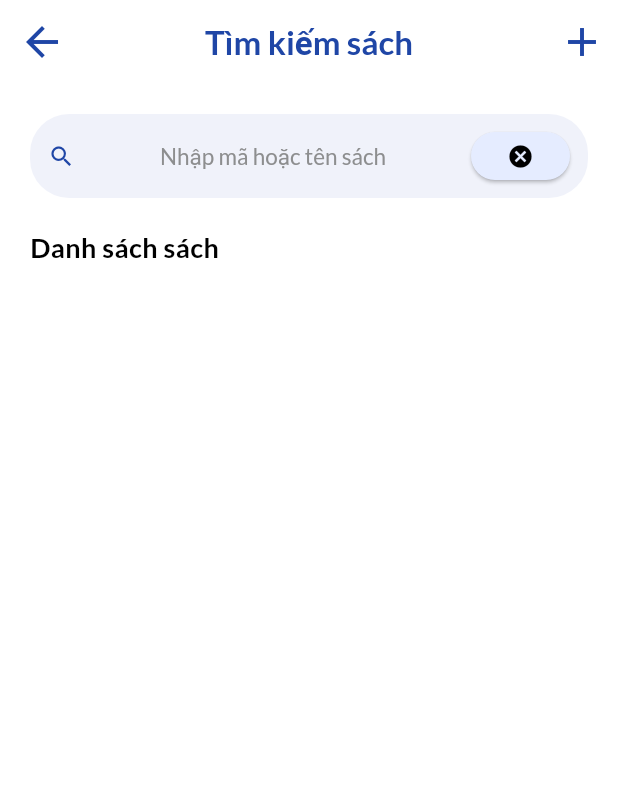
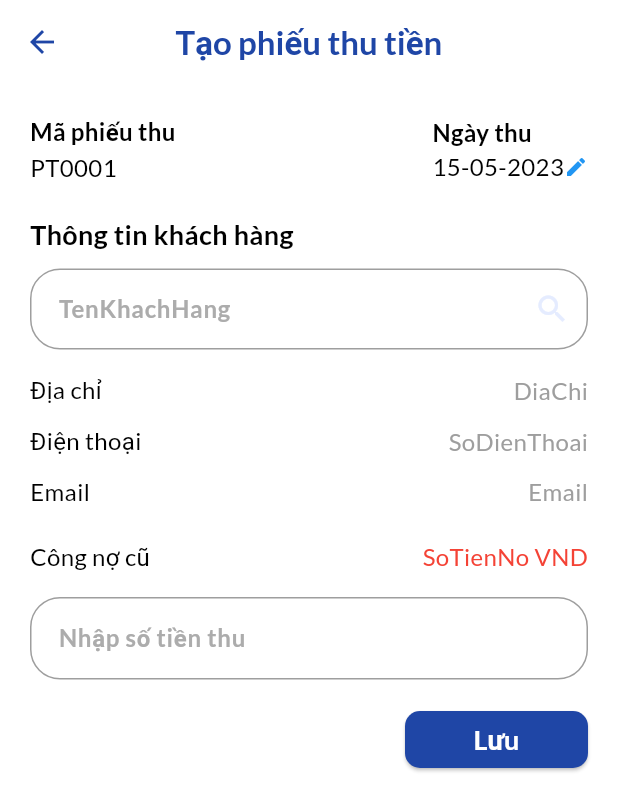
Before and after one commit to Mann202/Bookstore-Mobile-Application, a Flutter app: the screen it shows after launch, on a phone screen of 412 x 824 dp. Shown: the top 811 px of the screen. Run offline on Flutter 3.47's test engine with Material 3 defaults, Android fonts, the light colour scheme and no system bars; our stand-ins replace flutter_riverpod, freezed_annotation, go_router, google_fonts, riverpod_annotation, shared_preferences and 3 more; accounts and stored records are empty.

Commit message:
update screen create receipts

```diff
--- a/lib/core/router/app_router.dart
+++ b/lib/core/router/app_router.dart
@@ -2,6 +2,7 @@ import "package:go_router/go_router.dart";
 import "package:riverpod_annotation/riverpod_annotation.dart";
 import "package:shelfify/features/book/presentation/view/book_detail.screen.dart";
 import "package:shelfify/features/book/presentation/view/book_list.screen.dart";
+import "package:shelfify/features/book/presentation/view/create_receipts.screen.dart";
 import "package:shelfify/features/book/presentation/view/find_book.screen.dart";
 import "package:shelfify/features/settings/presentation/accounts_screen.dart";
 import "package:shelfify/features/settings/presentation/settings_screen.dart";
@@ -15,7 +16,7 @@ GoRouter goRouter(GoRouterRef ref) {
     routes: [
       GoRoute(
         path: "/",
-        builder: (context, state) => const FindBookScreen(),
+        builder: (context, state) => const CreateReceiptsScreen(),
       )
     ],
     errorBuilder: (context, state) => const NotFoundScreen(),
--- /dev/null
+++ b/lib/features/book/presentation/view/create_receipts.screen.dart
@@ -0,0 +1,220 @@
+import 'package:flutter/material.dart';
+import 'package:path/path.dart';
+import 'package:intl/intl.dart';
+import 'package:shelfify/core/constants/styles/app_colors.dart';
+
+class CreateReceiptsScreen extends StatelessWidget {
+  const CreateReceiptsScreen({super.key});
+
+  @override
+  Widget build(BuildContext context) {
+    return Scaffold(
+      backgroundColor: Colors.white,
+      appBar: AppBar(
+        backgroundColor: Colors.white,
+        centerTitle: true,
+        leading: IconButton(
+          icon: const Icon(
+            Icons.arrow_back,
+            color: AppColors.primary,
+          ),
+          onPressed: () {
+
+          },
+        ),
+        title: const Text(
+          'Tạo phiếu thu tiền',
+          style: TextStyle(
+            color: AppColors.primary,
+            fontSize: 22.0,
+            fontWeight: FontWeight.w700,
+          ),
+        ),
+      ),
+      body: SingleChildScrollView(
+        padding: const EdgeInsets.all(20.0),
+        child: Column(
+          crossAxisAlignment: CrossAxisAlignment.start,
+          children: [
+            Row(
+              mainAxisAlignment: MainAxisAlignment.spaceBetween,
+              children: [
+                buildInfoColumn('Mã phiếu thu', 'PT0001'),
+                buildInfoColumn('Ngày thu', '15-05-2023', true),
+              ],
+            ),
+            const SizedBox(height: 20),
+            const Text(
+              'Thông tin khách hàng',
+              style: TextStyle(
+                fontSize: 18,
+                fontWeight: FontWeight.bold,
+                color: Colors.black,
+              ),
+            ),
+            const SizedBox(height: 10),
+            const TextField(
+              keyboardType: TextInputType.text,
+              style: TextStyle(
+                color: Colors.black,
+                fontSize: 16.0,
+                fontWeight: FontWeight.w600,
+              ),
+              decoration: InputDecoration(
+                contentPadding: EdgeInsets.all(15.0),
+                enabledBorder: OutlineInputBorder(
+                  borderSide: BorderSide(color: Colors.grey, width: 1.0),
+                  borderRadius: BorderRadius.all(Radius.circular(20.0)),
+                ),
+                focusedBorder: OutlineInputBorder(
+                  borderSide: BorderSide(color: Colors.blue, width: 2.0),
+                  borderRadius: BorderRadius.all(Radius.circular(20.0)),
+                ),
+                fillColor: Color.fromARGB(255, 255, 255, 255),
+                hintText: 'TenKhachHang',
+                hintStyle: TextStyle(
+                  color:  Color.fromARGB(255, 172, 172, 172),
+                  fontSize: 16.0,
+                  fontWeight: FontWeight.w600,
+                ),
+                suffixIcon: Icon(Icons.search),
+              ),
+            ),
+            const SizedBox(height: 10),
+            buildInfoText('Địa chỉ', 'DiaChi'),
+            buildInfoText('Điện thoại', 'SoDienThoai'),
+            buildInfoText('Email', 'Email'),
+            const SizedBox(height: 10),
+            buildColoredInfoText('Công nợ cũ', 'SoTienNo VND', Colors.red),
+            const SizedBox(height: 10),
+            const TextField(
+              keyboardType: TextInputType.number,
+              style: TextStyle(
+                color: Colors.black,
+                fontSize: 16.0,
+                fontWeight: FontWeight.w600,
+              ),
+              decoration: InputDecoration(
+                contentPadding: EdgeInsets.all(15.0),
+                enabledBorder: OutlineInputBorder(
+                  borderSide: BorderSide(color: Colors.grey, width: 1.0),
+                  borderRadius: BorderRadius.all(Radius.circular(20.0)),
+                ),
+                focusedBorder: OutlineInputBorder(
+                  borderSide: BorderSide(color: Colors.blue, width: 2.0),
+                  borderRadius: BorderRadius.all(Radius.circular(20.0)),
+                ),
+                fillColor: Color.fromARGB(255, 255, 255, 255),
+                hintText: 'Nhập số tiền thu',
+                hintStyle: TextStyle(
+                  color:  Color.fromARGB(255, 172, 172, 172),
+                  fontSize: 16.0,
+                  fontWeight: FontWeight.w600,
+                ),
+              ),
+            ),
+            const SizedBox(height: 20),
+            Container(
+              alignment: Alignment.bottomRight,
+                child: ElevatedButton(
+                  onPressed: () {
+
+                  },
+                  style: ElevatedButton.styleFrom(
+                    shape: RoundedRectangleBorder(
+                      borderRadius: BorderRadius.circular(10.0),
+                    ),
+                    fixedSize: const  Size(122, 38),
+                    backgroundColor: const Color.fromRGBO(31, 70, 166, 1),
+                  ),
+                  child: const Text(
+                    'Lưu',
+                    style: TextStyle(
+                      color: Colors.white,
+                      fontSize: 18,
+                      fontWeight: FontWeight.w700,
+                  ),
+                ),
+              )
+            ),
+          ],
+        ),
+      ),
+    );
+  }
+
+  Widget buildInfoColumn(String label, String value,
+      [bool isEditable = false]) {
+    return Column(
+      crossAxisAlignment: CrossAxisAlignment.start,
+      children: [
+        Text(
+          label,
+          style: const TextStyle(
+            fontSize: 16,
+            fontWeight: FontWeight.bold,
+            color: Colors.black),
+        ),
+        Row(
+          children: [
+            Text(
+              value,
+              style: const TextStyle(
+                fontSize: 16,
+                color: Colors.black,
+              ),
+            ),
+            if (isEditable)
+              const Icon(
+                Icons.edit,
+                size: 16,
+                color: Colors.blue,
+              ),
+          ],
+        ),
+      ],
+    );
+  }
+
+  Widget buildInfoText(String label, String value) {
+    return Padding(
+      padding: const EdgeInsets.symmetric(vertical: 5.0),
+      child: Row(
+        mainAxisAlignment: MainAxisAlignment.spaceBetween,
+        children: [
+          Text(
+            label,
+            style: const TextStyle(
+              fontSize: 16,
+              color: Colors.black),
+          ),
+          Text(
+            value,
+            style: TextStyle(fontSize: 16, color: Colors.grey),
+          ),
+        ],
+      ),
+    );
+  }
+
+  Widget buildColoredInfoText(String label, String value, Color color) {
+    return Padding(
+      padding: const EdgeInsets.symmetric(vertical: 5.0),
+      child: Row(
+        mainAxisAlignment: MainAxisAlignment.spaceBetween,
+        children: [
+          Text(
+            label,
+            style: const TextStyle(
+              fontSize: 16,
+              color: Colors.black),
+          ),
+          Text(
+            value,
+            style: TextStyle(fontSize: 16, color: color),
+          ),
+        ],
+      ),
+    );
+  }
+}
--- a/lib/features/settings/presentation/settings_screen.dart
+++ b/lib/features/settings/presentation/settings_screen.dart
@@ -37,7 +37,7 @@ class SettingsScreen extends StatelessWidget {
               crossAxisAlignment: CrossAxisAlignment.start,
               children: [
                 buildTextFieldSection(
-                      'Số lượng nhập tối thiểu', '150', TextInputType.number),
+                  'Số lượng nhập tối thiểu', '150', TextInputType.number),
                 buildTextFieldSection(
                   'Số lượng tồn kho tối đa', '300', TextInputType.number),
                 buildTextFieldSection(
--- a/pubspec.yaml
+++ b/pubspec.yaml
@@ -30,6 +30,7 @@ environment:
 dependencies:
   flutter:
     sdk: flutter
+  intl: ^0.19.0
 
 
   # The following adds the Cupertino Icons font to your application.
@@ -54,6 +55,7 @@ dependencies:
 dev_dependencies:
   flutter_test:
     sdk: flutter
+
 
   # The "flutter_lints" package below contains a set of recommended lints to
   # encourage good coding practices. The lint set provided by the package is
```
Also changed, not shown: pubspec.lock.
